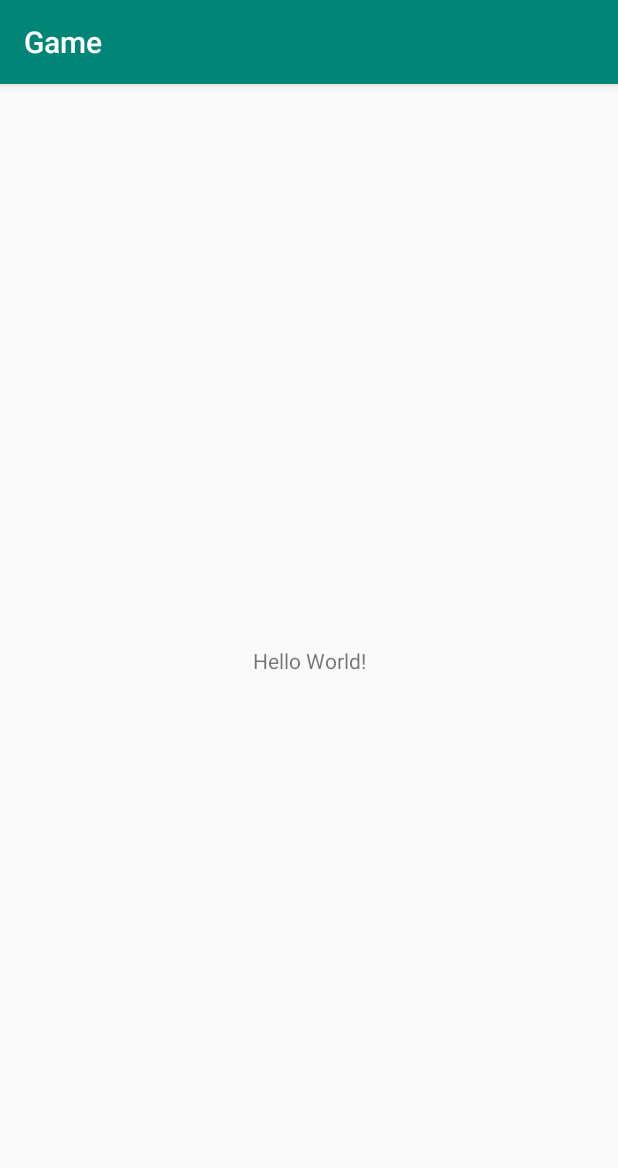
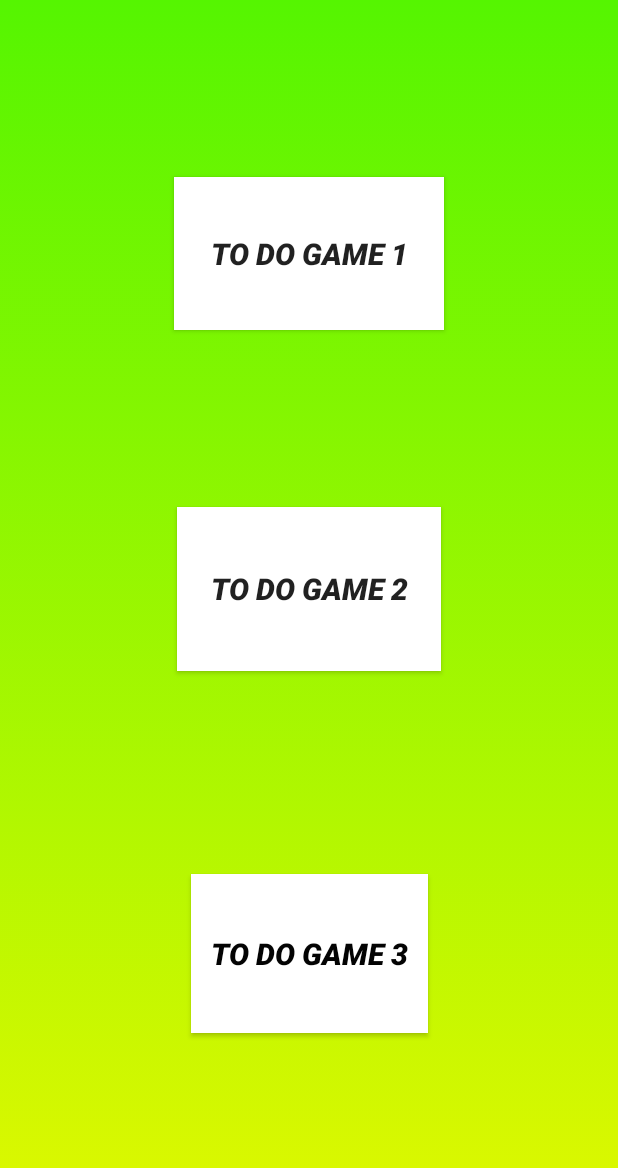
Before and after one commit to zohaibxrehman/Trio, an Android app: the screen it shows after launch (MainActivity), on a phone screen of 412 x 824 dp. Shown: the top 1168 px of the screen. Run offline under Robolectric (Android 15) with nearby library versions, the phone set to English and light mode, and no system bars.

Commit message:
Created the main menu screen with three buttons and background.

```diff
--- a/phase1/app/src/main/java/com/example/game/MainActivity.java
+++ b/phase1/app/src/main/java/com/example/game/MainActivity.java
@@ -1,10 +1,9 @@
 package com.example.game;
 
-import androidx.appcompat.app.AppCompatActivity;
-
+import android.app.Activity;
 import android.os.Bundle;
 
-public class MainActivity extends AppCompatActivity {
+public class MainActivity extends Activity {
 
     @Override
     protected void onCreate(Bundle savedInstanceState) {
--- /dev/null
+++ b/phase1/app/src/main/res/drawable/gradient_background.xml
@@ -0,0 +1,13 @@
+<?xml version="1.0" encoding="utf-8"?>
+<selector xmlns:android="http://schemas.android.com/apk/res/android">
+    <item>
+        <shape>
+            <gradient android:angle="90"
+                android:startColor="#E1F800"
+                android:endColor="#55F501"
+                android:type="linear">
+
+            </gradient>
+        </shape>
+    </item>
+</selector>
--- a/phase1/app/src/main/res/layout/activity_main.xml
+++ b/phase1/app/src/main/res/layout/activity_main.xml
@@ -4,15 +4,48 @@
     xmlns:tools="http://schemas.android.com/tools"
     android:layout_width="match_parent"
     android:layout_height="match_parent"
+    android:background="@drawable/gradient_background"
     tools:context=".MainActivity">
 
-    <TextView
-        android:layout_width="wrap_content"
-        android:layout_height="wrap_content"
-        android:text="Hello World!"
-        app:layout_constraintBottom_toBottomOf="parent"
-        app:layout_constraintLeft_toLeftOf="parent"
-        app:layout_constraintRight_toRightOf="parent"
+    <Button
+        android:id="@+id/button1"
+        android:layout_width="180dp"
+        android:layout_height="102dp"
+        android:background="#FFFFFFFF"
+        android:text="To do Game 1"
+        android:textSize="20sp"
+        android:textStyle="bold|italic"
+        app:layout_constraintBottom_toTopOf="@+id/button2"
+        app:layout_constraintEnd_toEndOf="parent"
+        app:layout_constraintStart_toStartOf="parent"
         app:layout_constraintTop_toTopOf="parent" />
 
+    <Button
+        android:id="@+id/button2"
+        android:layout_width="176dp"
+        android:layout_height="109dp"
+        android:background="#FFFFFFFF"
+        android:text="To do Game 2"
+        android:textSize="20sp"
+        android:textStyle="bold|italic"
+        app:layout_constraintBottom_toBottomOf="parent"
+        app:layout_constraintEnd_toEndOf="parent"
+        app:layout_constraintStart_toStartOf="parent"
+        app:layout_constraintTop_toTopOf="parent"
+        app:layout_constraintVertical_bias="0.473" />
+
+    <Button
+        android:id="@+id/button3"
+        android:layout_width="158dp"
+        android:layout_height="106dp"
+        android:background="#FFFFFF"
+        android:text="To do game 3"
+        android:textColor="#030303"
+        android:textSize="20sp"
+        android:textStyle="bold|italic"
+        app:layout_constraintBottom_toBottomOf="parent"
+        app:layout_constraintEnd_toEndOf="parent"
+        app:layout_constraintStart_toStartOf="parent"
+        app:layout_constraintTop_toBottomOf="@+id/button2"
+        app:layout_constraintVertical_bias="0.501" />
 </androidx.constraintlayout.widget.ConstraintLayout>
```
